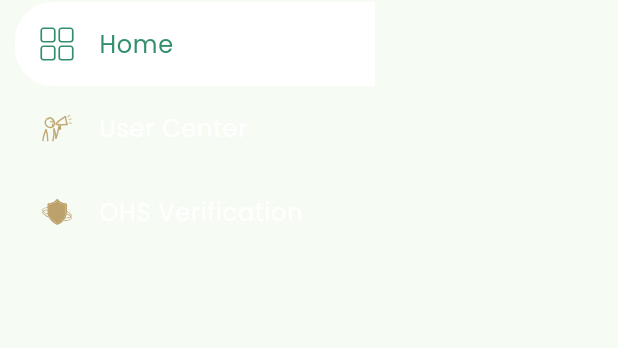
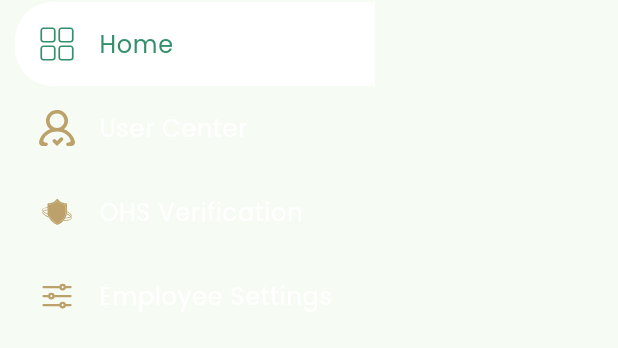
Before and after one commit to Insta-ICT-Solutions/drive_check_admin, a Flutter app: the Sidebar widget shown alone on an empty page, opened directly, on a phone screen of 412 x 824 dp. Shown: the part 235-583 px from the top of the screen. Run offline on Flutter 3.47's test engine with Material 3 defaults, Android fonts, the phone set to English and light mode, and no system bars; our stand-ins replace cached_network_image, cloud_firestore, firebase_auth, firebase_core, flutter_svg, get and 1 more; missing offline and left inert: dart:html, excel, flutter_admin_scaffold; accounts and stored records are empty; statements that could not run were skipped.

Commit message:
Fine Changes

```diff
--- a/lib/New Code/Components/side_bar.dart
+++ b/lib/New Code/Components/side_bar.dart
@@ -45,7 +45,8 @@ class Sidebar extends StatelessWidget {
           ),
           Obx(()=>SidebarItem(isSelected: controller.selectedPage.value == 0, onTap: (){controller.selectedPage.value = 0;}, icon: Utils.homeIcon, title: "Home"),),
           Obx(()=>SidebarItem(isSelected: controller.selectedPage.value == 1, onTap: (){controller.selectedPage.value = 1;}, icon: Utils.userIcon, title: "User Center"),),
-          Obx(()=>SidebarItem(isSelected: controller.selectedPage.value == 2, onTap: (){controller.selectedPage.value = 2;}, icon: Utils.safeIcon, title: "OHS Verification"),)
+          Obx(()=>SidebarItem(isSelected: controller.selectedPage.value == 2, onTap: (){controller.selectedPage.value = 2;}, icon: Utils.safeIcon, title: "OHS Verification"),),
+          Obx(()=>SidebarItem(isSelected: controller.selectedPage.value == 3, onTap: (){controller.selectedPage.value = 3;}, icon: Utils.empSettingIcon, title: "Employee Settings"),),
         ],
       ),
     );
--- a/lib/New Code/Components/sidebar_item.dart
+++ b/lib/New Code/Components/sidebar_item.dart
@@ -1,7 +1,6 @@
 import 'package:flutter/material.dart';
 import 'package:flutter_svg/svg.dart';
 import 'package:google_fonts/google_fonts.dart';
-
 import '../Helper/colors.dart';
 
 class SidebarItem extends StatelessWidget {
--- a/lib/New Code/Controller/homepage_controller.dart
+++ b/lib/New Code/Controller/homepage_controller.dart
@@ -11,6 +11,7 @@ class HomepageController extends GetxController{
     Home(),
     UserCenter(),
     Home(),
+    UserCenter(),
   ].obs;
 
 }
--- a/lib/New Code/Helper/utils.dart
+++ b/lib/New Code/Helper/utils.dart
@@ -1,11 +1,11 @@
 
 class Utils{
   static String announceIcon = "assets/icons/announcement.svg";
-  static String empSettingIcon = "assets/icons/user.svg";
+  static String empSettingIcon = "assets/icons/employeeSetting.svg";
   static String homeIcon = "assets/icons/home.svg";
   static String safeIcon = "assets/icons/safe.svg";
   static String settingIcon = "assets/icons/announcement.svg";
-  static String userIcon = "assets/icons/announcement.svg";
+  static String userIcon = "assets/icons/user.svg";
   static String loginIcon = "assets/icons/login.svg";
   static String instaLogo = "assets/icons/InstaLogo.svg";
 }
```
